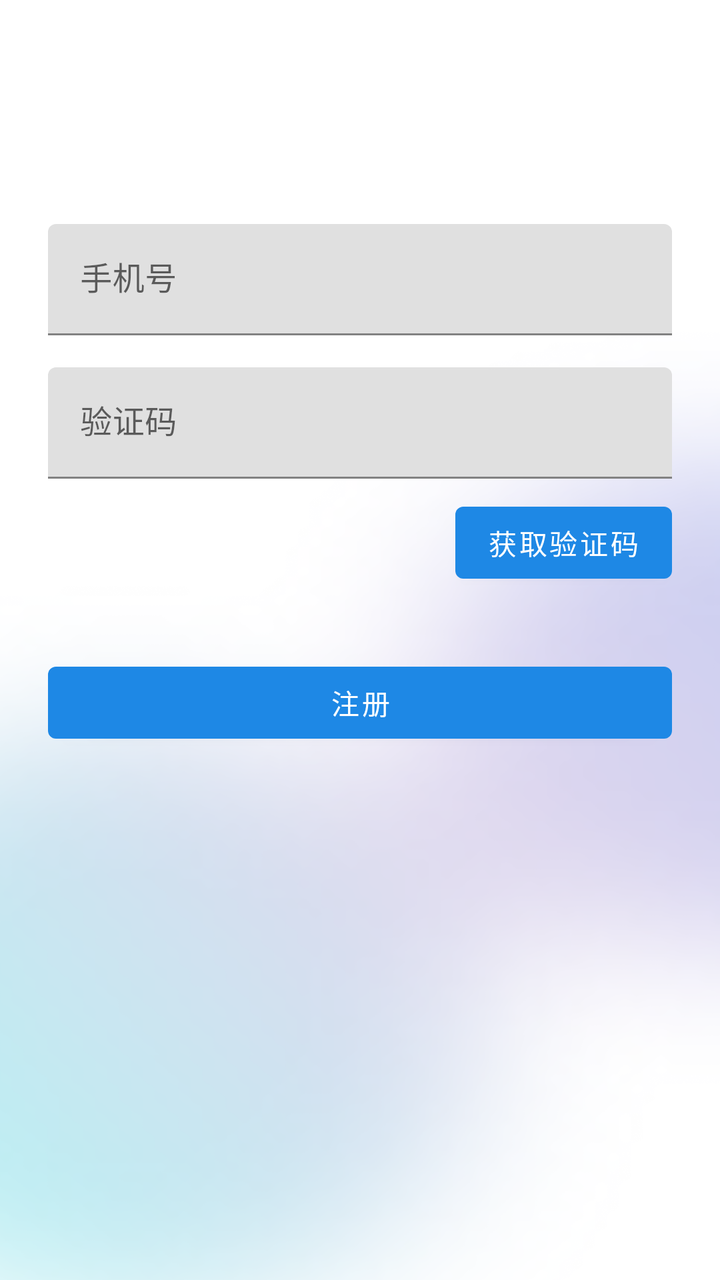
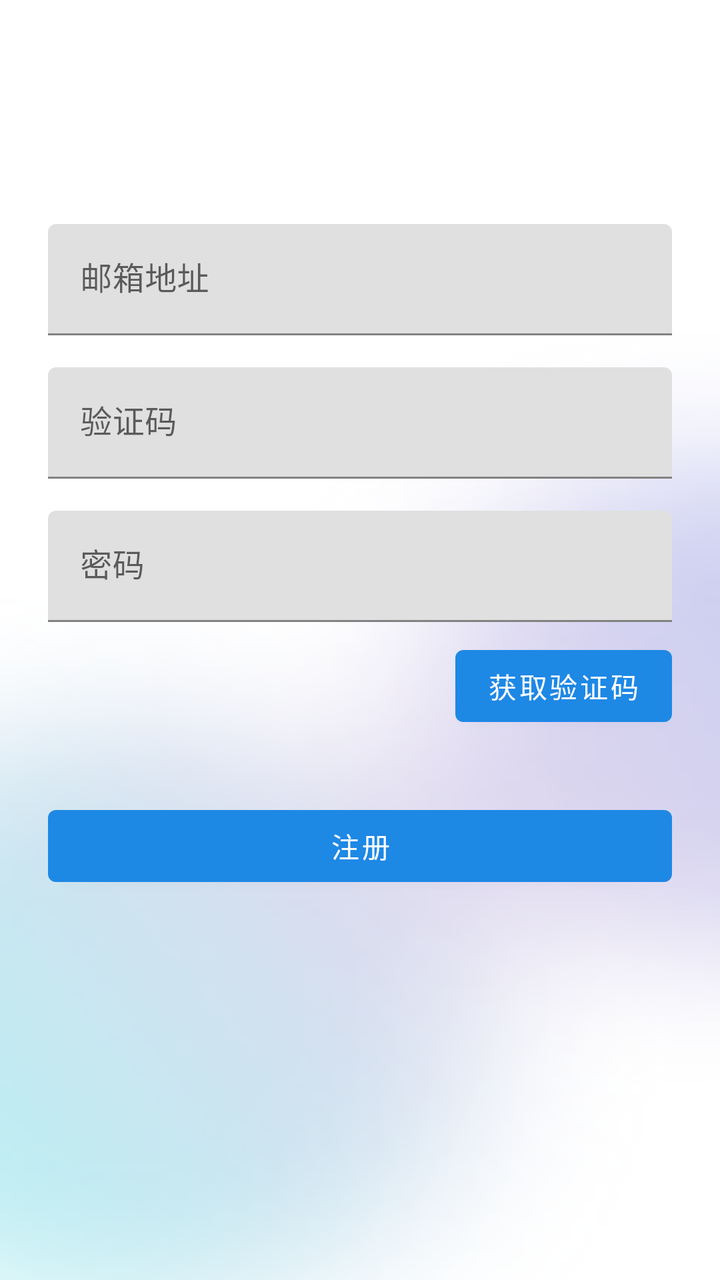

Compare the two renders of this Android layout. The source of the first and the diff that turns it into the second are given below.
<!-- AndroidManifest.xml: application theme Theme.InsightNewsAndroid -->
<!-- res/layout/activity_register.xml -->
<?xml version="1.0" encoding="utf-8"?>
<LinearLayout xmlns:android="http://schemas.android.com/apk/res/android"
    android:layout_width="match_parent"
    android:layout_height="match_parent"
    android:orientation="vertical"
    android:padding="24dp"
    android:background="@drawable/bg_login">

    <com.google.android.material.appbar.MaterialToolbar
        android:id="@+id/toolbar"
        android:layout_width="match_parent"
        android:layout_height="?attr/actionBarSize"
        android:title="注册" />

    <com.google.android.material.textfield.TextInputLayout
        android:layout_width="match_parent"
        android:layout_height="wrap_content"
        android:layout_marginTop="32dp"
        android:hint="手机号">

        <com.google.android.material.textfield.TextInputEditText
            android:id="@+id/editPhone"
            android:layout_width="match_parent"
            android:layout_height="wrap_content"
            android:inputType="phone" />

    </com.google.android.material.textfield.TextInputLayout>

    <com.google.android.material.textfield.TextInputLayout
        android:layout_width="match_parent"
        android:layout_height="wrap_content"
        android:layout_marginTop="16dp"
        android:hint="验证码">

        <com.google.android.material.textfield.TextInputEditText
            android:id="@+id/editCode"
            android:layout_width="match_parent"
            android:layout_height="wrap_content"
            android:inputType="number" />

    </com.google.android.material.textfield.TextInputLayout>

    <Button
        android:id="@+id/btnGetCode"
        android:layout_width="wrap_content"
        android:layout_height="wrap_content"
        android:layout_gravity="end"
        android:layout_marginTop="8dp"
        android:text="获取验证码" />

    <Button
        android:id="@+id/btnRegister"
        android:layout_width="match_parent"
        android:layout_height="wrap_content"
        android:layout_marginTop="32dp"
        android:text="注册" />

</LinearLayout>
<!-- resources referenced by this layout -->
<resources>
  <!-- drawable bg_login: png bitmap (drawable, 320384 bytes) -->
  <style name="Theme.InsightNewsAndroid" parent="Theme.MaterialComponents.DayNight.DarkActionBar">
          
          <item name="colorPrimary">@color/blue_600</item>
          <item name="colorPrimaryVariant">@color/blue_700</item>
          <item name="colorOnPrimary">@color/white</item>
  
          
          <item name="colorSecondary">@color/blue_300</item>
          <item name="colorSecondaryVariant">@color/blue_400</item>
          <item name="colorOnSecondary">@color/black</item>
  
          
          <item name="android:statusBarColor">?attr/colorPrimaryVariant</item>
  
          
          <item name="android:windowBackground">@drawable/bg_loading</item>
      </style>
  <color name="blue_600">#1E88E5</color>
  <color name="blue_700">#1976D2</color>
  <color name="white">#FFFFFF</color>
  <color name="blue_300">#64B5F6</color>
  <color name="blue_400">#42A5F5</color>
  <color name="black">#000000</color>
  <!-- drawable bg_loading: jpg bitmap (drawable, 309895 bytes) -->
</resources>

<!-- the commit's change to res/layout/activity_register.xml (unified diff, before → after) -->
@@ -12,17 +12,18 @@
         android:layout_height="?attr/actionBarSize"
         android:title="注册" />
 
+    
     <com.google.android.material.textfield.TextInputLayout
         android:layout_width="match_parent"
         android:layout_height="wrap_content"
         android:layout_marginTop="32dp"
-        android:hint="手机号">
+        android:hint="邮箱地址">
 
         <com.google.android.material.textfield.TextInputEditText
-            android:id="@+id/editPhone"
+            android:id="@+id/editEmail"
             android:layout_width="match_parent"
             android:layout_height="wrap_content"
-            android:inputType="phone" />
+            android:inputType="textEmailAddress" />
 
     </com.google.android.material.textfield.TextInputLayout>
 
@@ -37,6 +38,21 @@
             android:layout_width="match_parent"
             android:layout_height="wrap_content"
             android:inputType="number" />
+
+    </com.google.android.material.textfield.TextInputLayout>
+
+    
+    <com.google.android.material.textfield.TextInputLayout
+        android:layout_width="match_parent"
+        android:layout_height="wrap_content"
+        android:layout_marginTop="16dp"
+        android:hint="密码">
+
+        <com.google.android.material.textfield.TextInputEditText
+            android:id="@+id/editPassword"
+            android:layout_width="match_parent"
+            android:layout_height="wrap_content"
+            android:inputType="textPassword" />
 
     </com.google.android.material.textfield.TextInputLayout>
 
